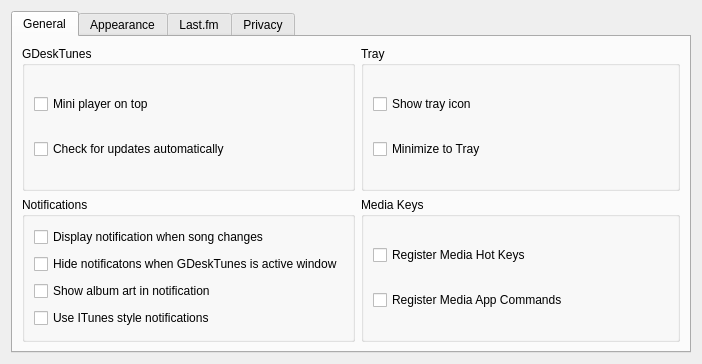
Qt form src/settings.ui (Gearlux/GDeskTunes) before a commit.
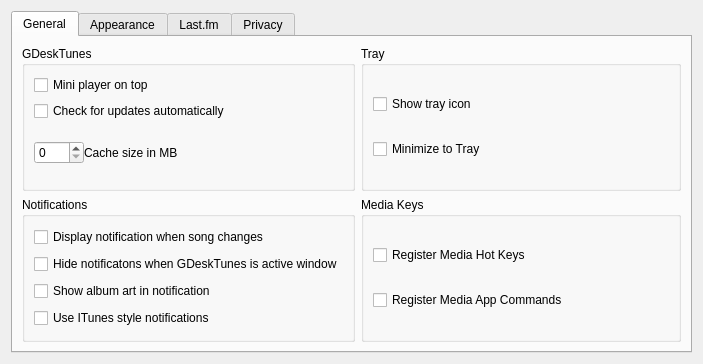
The same form after that commit. Icons and pictures are not drawn.

Commit message: UI link to cache size

Diff of the .ui file:
```diff
--- a/src/settings.ui
+++ b/src/settings.ui
@@ -6,7 +6,7 @@
    <rect>
     <x>0</x>
     <y>0</y>
-    <width>702</width>
+    <width>703</width>
     <height>364</height>
    </rect>
   </property>
@@ -147,6 +147,59 @@
             </property>
            </widget>
           </item>
+          <item>
+           <widget class="QFrame" name="cache">
+            <property name="frameShape">
+             <enum>QFrame::NoFrame</enum>
+            </property>
+            <property name="frameShadow">
+             <enum>QFrame::Raised</enum>
+            </property>
+            <layout class="QHBoxLayout" name="horizontalLayout_2">
+             <property name="spacing">
+              <number>0</number>
+             </property>
+             <property name="leftMargin">
+              <number>0</number>
+             </property>
+             <property name="topMargin">
+              <number>0</number>
+             </property>
+             <property name="rightMargin">
+              <number>0</number>
+             </property>
+             <property name="bottomMargin">
+              <number>0</number>
+             </property>
+             <item>
+              <widget class="QSpinBox" name="cacheSize">
+               <property name="maximumSize">
+                <size>
+                 <width>50</width>
+                 <height>16777215</height>
+                </size>
+               </property>
+               <property name="maximum">
+                <number>50</number>
+               </property>
+               <property name="singleStep">
+                <number>5</number>
+               </property>
+              </widget>
+             </item>
+             <item>
+              <widget class="QLabel" name="label">
+               <property name="text">
+                <string>Cache size in MB</string>
+               </property>
+               <property name="margin">
+                <number>10</number>
+               </property>
+              </widget>
+             </item>
+            </layout>
+           </widget>
+          </item>
          </layout>
         </widget>
        </item>
```
Left out of the diff: 2 changed lines with no effect on the pictures. The commit also changes 4 other files.
